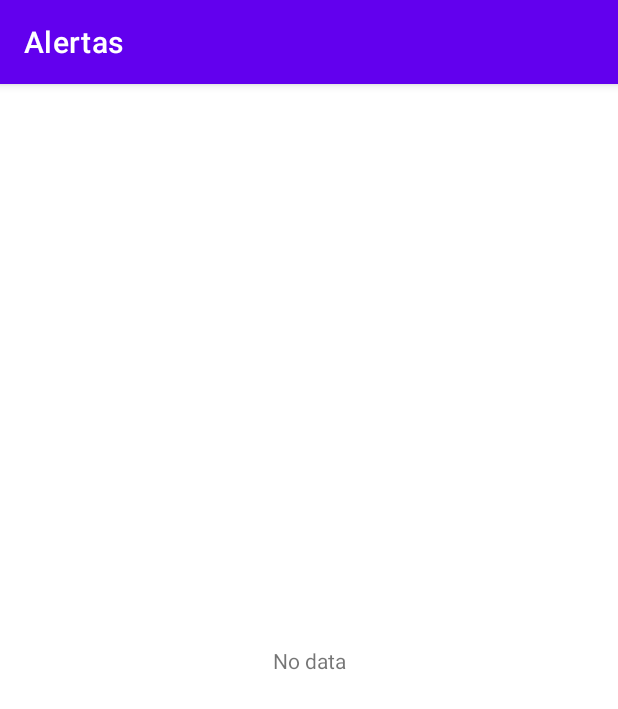
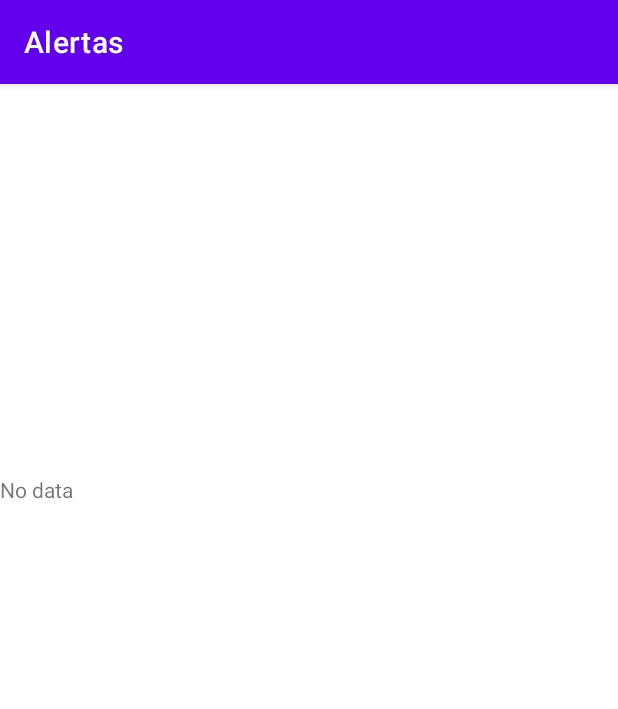
Before and after one commit to gaia-unal/alertas-mobile, an Android app: the screen it shows after launch (MainActivity), on a phone screen of 412 x 824 dp. Shown: the top 709 px of the screen. Run offline under Robolectric (Android 15) with nearby library versions, the phone set to English and light mode, and no system bars; libraries missing offline, so code that uses them is left out: com.github.kittinunf.fuel, org.altbeacon.beacon; 3 statements that could not run were skipped.

```diff
--- a/app/src/main/AndroidManifest.xml
+++ b/app/src/main/AndroidManifest.xml
@@ -14,7 +14,8 @@
         android:label="@string/app_name"
         android:roundIcon="@mipmap/ic_launcher_round"
         android:supportsRtl="true"
-        android:theme="@style/Theme.Alertas">
+        android:theme="@style/Theme.Alertas"
+        android:networkSecurityConfig="@xml/network_security_config">
         <activity android:name=".MainActivity">
             <intent-filter>
                 <action android:name="android.intent.action.MAIN" />
--- a/app/src/main/java/com/example/alertas/MainActivity.kt
+++ b/app/src/main/java/com/example/alertas/MainActivity.kt
@@ -3,9 +3,9 @@ package com.example.alertas
 import android.os.Bundle
 import android.os.RemoteException
 import android.util.Log
+import android.widget.Toast
 import androidx.appcompat.app.AppCompatActivity
 import com.github.kittinunf.fuel.Fuel
-import com.github.kittinunf.fuel.core.FuelManager
 import com.github.kittinunf.fuel.core.extensions.jsonBody
 import com.google.gson.Gson
 import com.google.gson.JsonParser
@@ -13,7 +13,6 @@ import kotlinx.android.synthetic.main.activity_main.*
 import org.altbeacon.beacon.*
 import java.text.SimpleDateFormat
 import java.util.*
-import kotlin.concurrent.schedule
 import kotlin.concurrent.scheduleAtFixedRate
 
 data class DetectedBeacon(
@@ -97,6 +96,11 @@ class MainActivity : AppCompatActivity(), BeaconConsumer {
                             }
 
                             Log.i(TAG, obj.toString())
+                        } else {
+                            runOnUiThread {
+                                info.text = "Error"
+                            }
+
                         }
                     }
 
--- a/app/src/main/res/layout/activity_main.xml
+++ b/app/src/main/res/layout/activity_main.xml
@@ -6,15 +6,30 @@
     android:layout_height="match_parent"
     tools:context=".MainActivity">
 
+    <ScrollView
+        android:layout_width="match_parent"
+        android:layout_height="match_parent"
+        tools:layout_editor_absoluteX="134dp"
+        tools:layout_editor_absoluteY="106dp">
+
+        <LinearLayout
+            android:layout_width="match_parent"
+            android:layout_height="wrap_content"
+            android:orientation="vertical" />
+    </ScrollView>
+
     <TextView
         android:id="@+id/info"
         android:layout_width="wrap_content"
         android:layout_height="wrap_content"
+        android:singleLine="false"
         android:text="No data"
         android:textIsSelectable="true"
         app:layout_constraintBottom_toBottomOf="parent"
+        app:layout_constraintHorizontal_bias="0.0"
         app:layout_constraintLeft_toLeftOf="parent"
         app:layout_constraintRight_toRightOf="parent"
-        app:layout_constraintTop_toTopOf="parent" />
+        app:layout_constraintTop_toTopOf="parent"
+        app:layout_constraintVertical_bias="0.348" />
 
 </androidx.constraintlayout.widget.ConstraintLayout>
--- /dev/null
+++ b/app/src/main/res/xml/network_security_config.xml
@@ -0,0 +1,5 @@
+<?xml version="1.0" encoding="utf-8"?>
+<network-security-config>
+    <!--Set application-wide security config using base-config tag.-->
+    <base-config cleartextTrafficPermitted="true"/>
+</network-security-config>
```
